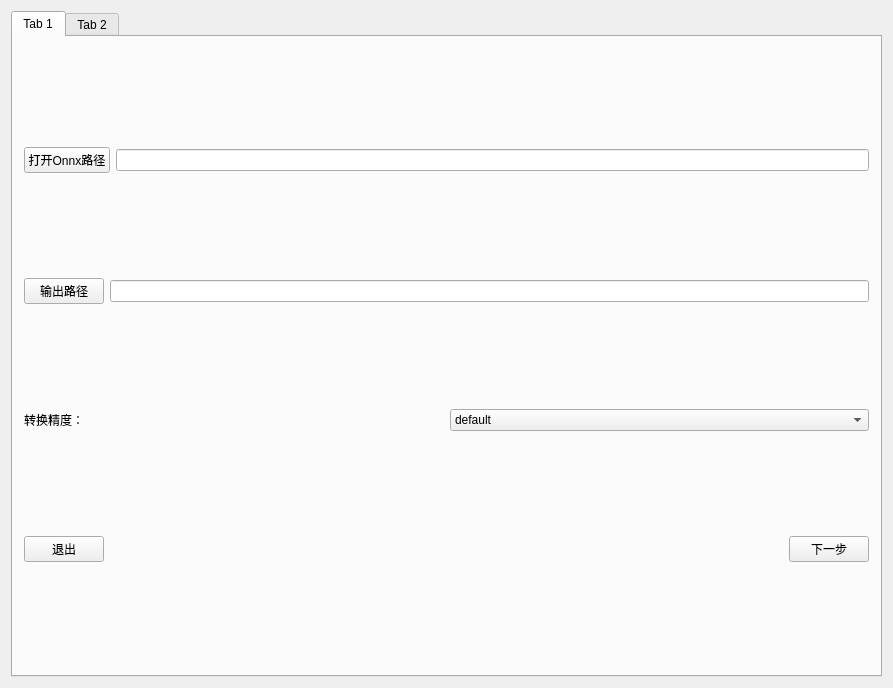
The window that tools/ModelConverter/ui/ModelConverter.ui (WIND-ROAD-RUN/RW_UL) describes before a commit, drawn with Qt 5.
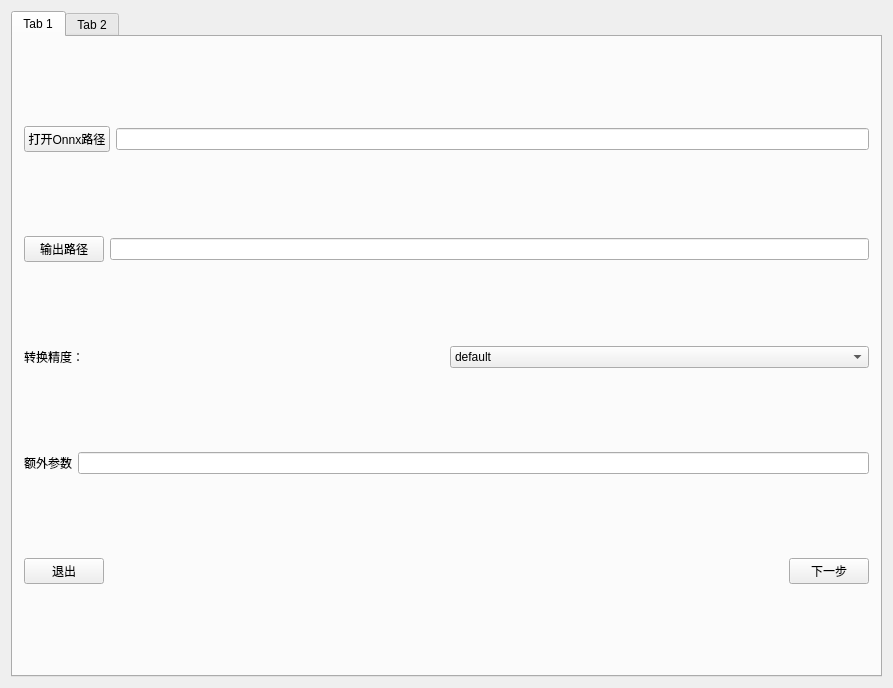
The same window after the commit.

Commit message: 添加额外参数

Patch:
```diff
--- a/tools/ModelConverter/ui/ModelConverter.ui
+++ b/tools/ModelConverter/ui/ModelConverter.ui
@@ -103,6 +103,20 @@
           </item>
          </layout>
         </item>
+        <item>
+         <layout class="QHBoxLayout" name="horizontalLayout_6">
+          <item>
+           <widget class="QLabel" name="label_2">
+            <property name="text">
+             <string>额外参数</string>
+            </property>
+           </widget>
+          </item>
+          <item>
+           <widget class="QLineEdit" name="lEdit_extraPar"/>
+          </item>
+         </layout>
+        </item>
         <item>
          <layout class="QHBoxLayout" name="horizontalLayout_3">
           <item>
```
The commit also changes 3 other files.
